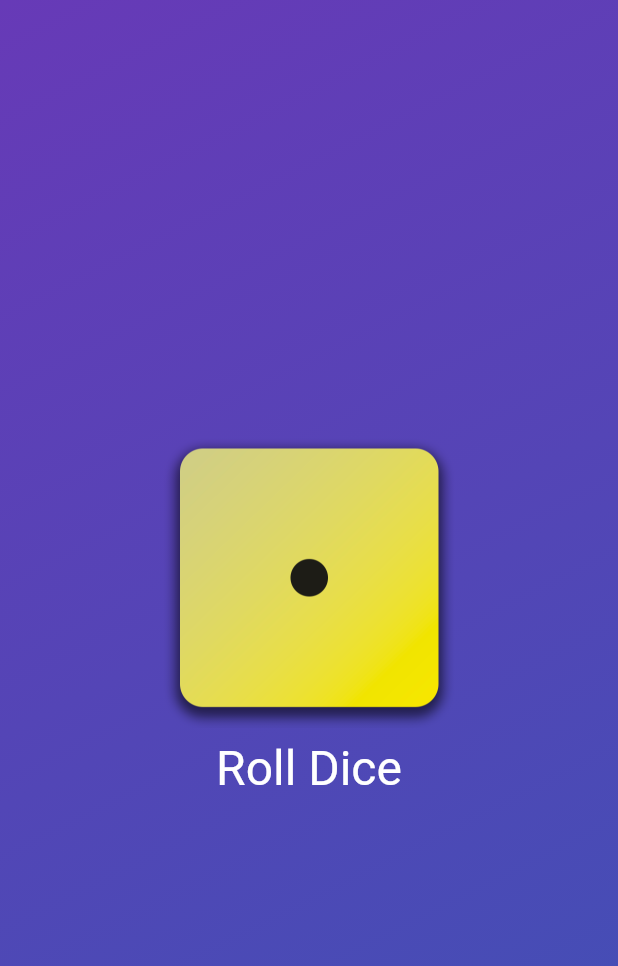
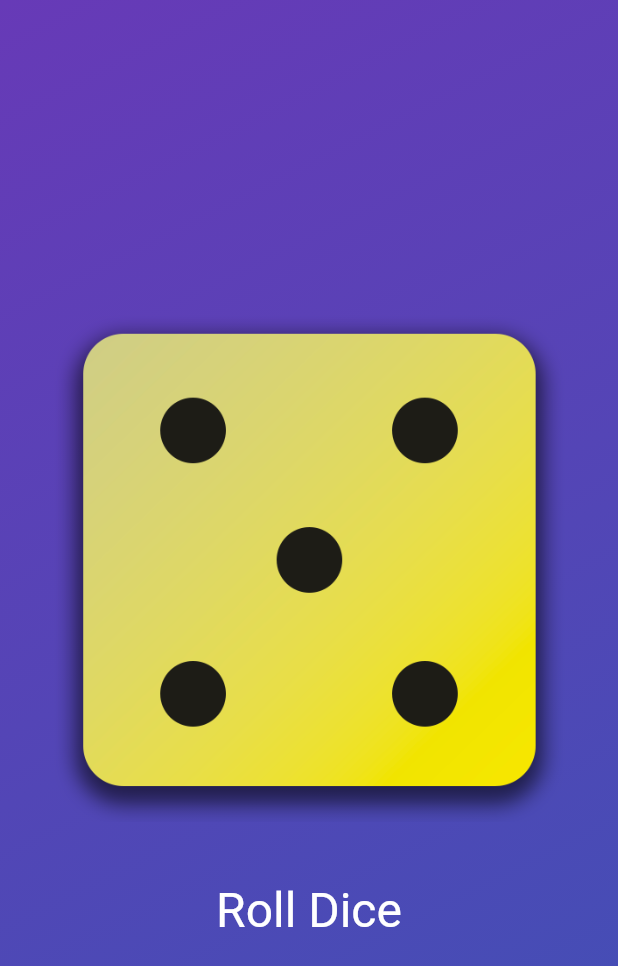
Before and after one commit to Saransh-Sharma/dice, a Flutter app: the screen it shows after launch, after a tap on "Roll Dice", on a phone screen of 412 x 824 dp. Shown: the top 966 px of the screen. Run offline on Flutter 3.47's test engine with Material 3 defaults, Android fonts, the phone set to English and light mode, and no system bars.

Commit message:
add random rice roller

```diff
--- /dev/null
+++ b/lib/dice_roller.dart
@@ -0,0 +1,49 @@
+import 'package:flutter/material.dart';
+import 'dart:math';
+
+class DiceRoller extends StatefulWidget {
+
+  const DiceRoller({super.key});
+
+  @override
+  State<DiceRoller> createState() {
+
+    return _DiceRollerState();
+  }
+}
+
+class _DiceRollerState extends State<DiceRoller> {
+
+  var activeDiceImage = 'assets/images/dice-1.png';
+  final random = Random();
+
+  void rollDice() {
+    setState(() {
+      var diceRoll = random.nextInt(6) + 1;
+      activeDiceImage = 'assets/images/dice-$diceRoll.png';
+    });
+  }
+
+  @override
+  Widget build(context) {
+    return Column(
+            mainAxisSize: MainAxisSize.min,
+            children: [
+              Image.asset(
+                activeDiceImage,  // Use activeDiceImage here
+                width: 350,
+              ),
+              const SizedBox(height: 20),
+              TextButton(
+                onPressed: rollDice,
+                style: TextButton.styleFrom(
+                  padding: const EdgeInsets.only(top: 20),
+                  foregroundColor: Colors.white,
+                  textStyle: const TextStyle(fontSize: 32),
+                ),
+                child: const Text('Roll Dice'),
+              )
+            ],
+          );
+  }
+}
--- a/lib/gradient_container.dart
+++ b/lib/gradient_container.dart
@@ -1,7 +1,6 @@
-import 'dart:math';
+import 'package:dice/dice_roller.dart';
+import 'package:flutter/material.dart';
 
-import 'package:flutter/material.dart';
-// import 'styled_text.dart';
 
 const startAlignment = Alignment.topLeft;
 const endAlignment = Alignment.bottomRight;
@@ -16,7 +15,6 @@ class GradientContainer extends StatelessWidget {
   final Color color1;
   final Color color2;
 
-  void rollDice() {}
 
   @override
   Widget build(context) {
@@ -28,24 +26,8 @@ class GradientContainer extends StatelessWidget {
             end: endAlignment,
           ),
         ),
-        child: Center(
-          child: Column(
-            mainAxisSize: MainAxisSize.min,
-            children: [
-              Image.asset(
-                'assets/images/dice-1.png',
-                width: 200,
-              ),
-              TextButton(
-                onPressed: rollDice,
-                style: TextButton.styleFrom(
-                  foregroundColor: Colors.white,
-                  textStyle: const TextStyle(fontSize: 32),
-                ),
-                child: const Text('Roll Dice'),
-              )
-            ],
-          ),
+        child: const Center(
+          child: DiceRoller(),
         ));
   }
 }
```
